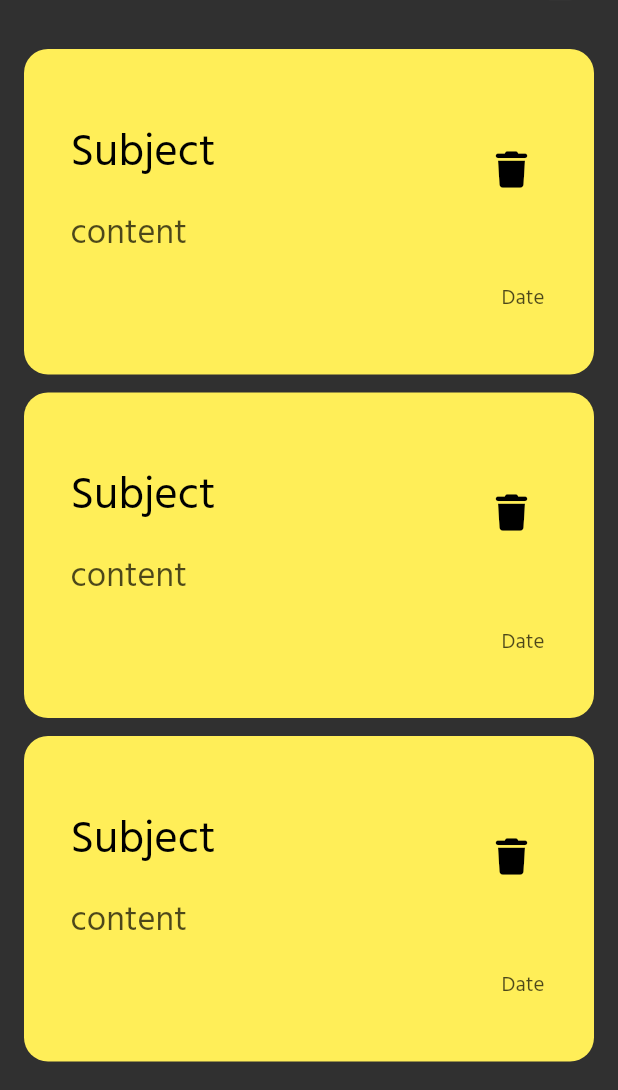
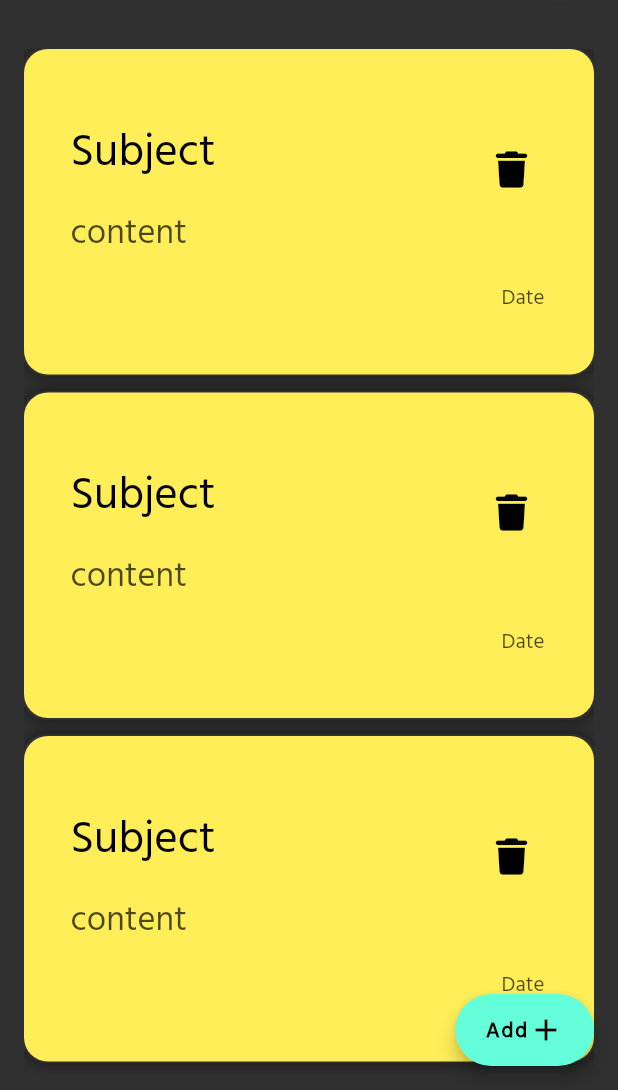
Before and after one commit to Raghdkun/note_app, a Flutter app: the screen it shows after launch, on a phone screen of 412 x 824 dp, the part 146-1236 px from its top. Run offline on Flutter 3.47's test engine with Material 2 defaults, Android fonts, the phone set to English and light mode, and no system bars; our stand-ins replace font_awesome_flutter.

Commit message:
add floating action button

```diff
--- a/lib/views/notes_view.dart
+++ b/lib/views/notes_view.dart
@@ -1,4 +1,7 @@
+
+
 import 'package:flutter/material.dart';
+import 'package:font_awesome_flutter/font_awesome_flutter.dart';
 import 'package:notes/views/widgets/notes_view_body.dart';
 
 class NotesView extends StatelessWidget {
@@ -6,7 +9,13 @@ class NotesView extends StatelessWidget {
 
   @override
   Widget build(BuildContext context) {
-    return const Scaffold(
+    return  Scaffold(
+      floatingActionButton: FloatingActionButton.extended(onPressed: (){}, label: Row(
+        children: [
+          Text('Add',style:TextStyle(fontWeight: FontWeight.bold)),
+          Icon(Icons.add)
+        ],
+      ), elevation: 5,),
       body: NotesViewBody(),
     );
   }
--- a/lib/views/widgets/customlistview.dart
+++ b/lib/views/widgets/customlistview.dart
@@ -5,6 +5,7 @@ class NotesListView extends StatelessWidget {
   const NotesListView({super.key});
 
   @override
+
   Widget build(BuildContext context) {
     return ListView.builder(itemBuilder: (context, index) {
       return Container(padding: EdgeInsets.only(bottom: 12),child: const NoteItem());
--- a/lib/views/widgets/noteitem.dart
+++ b/lib/views/widgets/noteitem.dart
@@ -7,9 +7,11 @@ class NoteItem extends StatelessWidget {
   @override
   Widget build(BuildContext context) {
     return Container(
-      padding: EdgeInsets.symmetric(horizontal: 15,vertical: 40),
+      padding: EdgeInsets.symmetric(horizontal: 15, vertical: 40),
       decoration: BoxDecoration(
-          color: Colors.yellow[400], borderRadius: BorderRadius.circular(16)),
+          boxShadow: [BoxShadow(blurStyle: BlurStyle.outer, color: Colors.black54,spreadRadius: 1 , blurRadius: 8)],
+          color: Colors.yellow[400],
+          borderRadius: BorderRadius.circular(16)),
       child: Column(
         crossAxisAlignment: CrossAxisAlignment.end,
         children: [
@@ -20,17 +22,19 @@ class NoteItem extends StatelessWidget {
               ),
               subtitle: Padding(
                 padding: const EdgeInsets.only(top: 10),
-              child: Text("content", style: TextStyle(color: Colors.black.withOpacity(.70), fontSize: 23)),
+                child: Text("content",
+                    style: TextStyle(
+                        color: Colors.black.withOpacity(.70), fontSize: 23)),
               ),
               trailing: IconButton(
                 onPressed: () {},
                 icon: Icon(FontAwesomeIcons.trash),
                 color: Colors.black,
               )),
-
           Padding(
-            padding: const EdgeInsets.only(right: 18,top: 10 ),
-            child: Text("Date", style: TextStyle(color: Colors.black.withOpacity(.70))),
+            padding: const EdgeInsets.only(right: 18, top: 10),
+            child: Text("Date",
+                style: TextStyle(color: Colors.black.withOpacity(.70))),
           )
         ],
       ),
```
Lines whose indentation alone changed are shown as unchanged.
